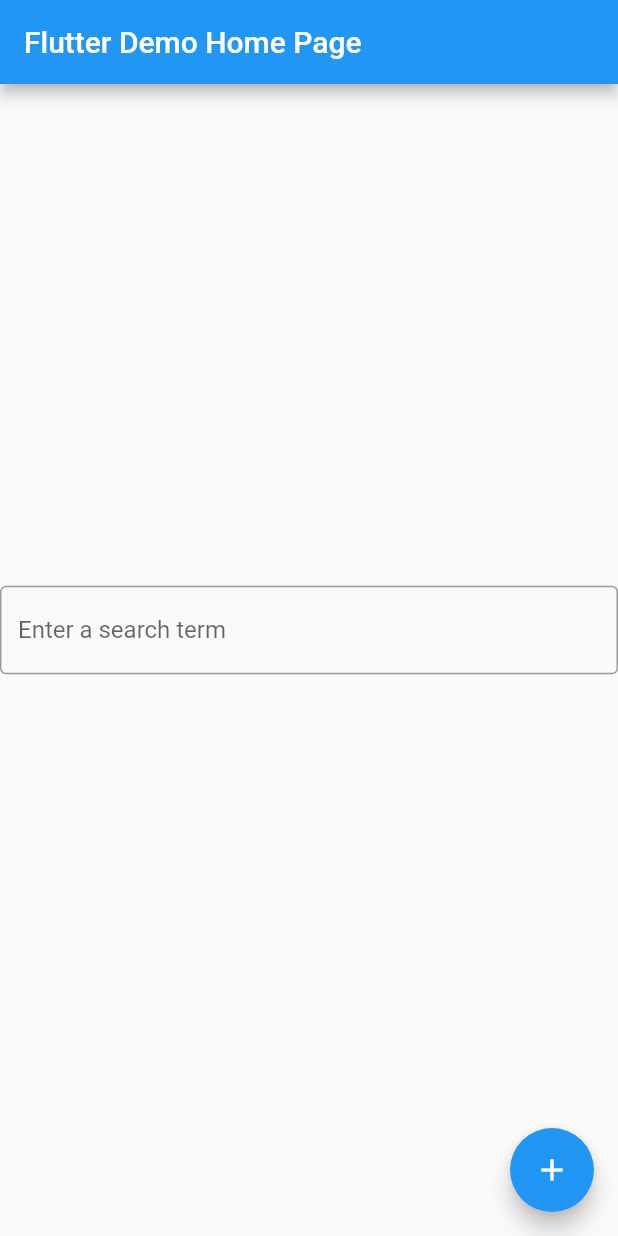
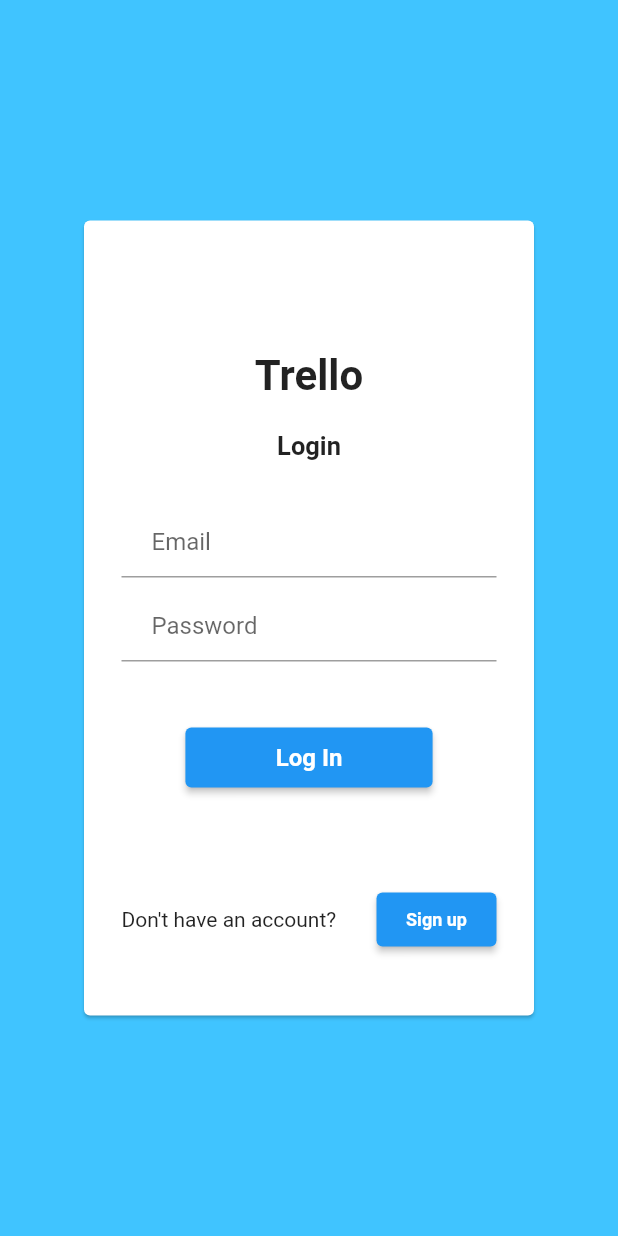
Before and after one commit to Trello-Foxtrot/Trello, a Flutter app: the screen it shows after launch, on a phone screen of 412 x 824 dp. Run offline on Flutter 3.47's test engine with Material 2 defaults, Android fonts, the phone set to English and light mode, and no system bars; Roboto replaces fonts that are missing (HelveticaNeue).

Commit message:
SignUp and Login Pages

```diff
--- a/lib/main.dart
+++ b/lib/main.dart
@@ -1,128 +1,23 @@
+import 'package:flutter/cupertino.dart';
 import 'package:flutter/material.dart';
-import 'package:http/http.dart' as http;
+import 'package:trello/screens/home_screen.dart';
+import 'package:trello/screens/login.dart';
 
-void main() {
-  runApp(const MyApp());
-}
+void main() => runApp(MyApp());
 
 class MyApp extends StatelessWidget {
-  const MyApp({Key? key}) : super(key: key);
-
-  // This widget is the root of your application.
   @override
   Widget build(BuildContext context) {
+    Map<String, WidgetBuilder> routes = {
+      '/': (BuildContext context) => Login(),
+      '/home': (BuildContext context) => HomeScreen(),
+    };
     return MaterialApp(
-      title: 'Flutter Demo',
-      theme: ThemeData(
-        // This is the theme of your application.
-        //
-        // Try running your application with "flutter run". You'll see the
-        // application has a blue toolbar. Then, without quitting the app, try
-        // changing the primarySwatch below to Colors.green and then invoke
-        // "hot reload" (press "r" in the console where you ran "flutter run",
-        // or simply save your changes to "hot reload" in a Flutter IDE).
-        // Notice that the counter didn't reset back to zero; the application
-        // is not restarted.
-        primarySwatch: Colors.blue,
-      ),
-      home: const MyHomePage(title: 'Flutter Demo Home Page'),
+      initialRoute: '/',
+      routes: routes,
+      theme: ThemeData(fontFamily: 'HelveticaNeue'),
+      debugShowCheckedModeBanner: false,
+      title: 'Trello',
     );
   }
 }
-
-class MyHomePage extends StatefulWidget {
-  const MyHomePage({Key? key, required this.title}) : super(key: key);
-
-  // This widget is the home page of your application. It is stateful, meaning
-  // that it has a State object (defined below) that contains fields that affect
-  // how it looks.
-
-  // This class is the configuration for the state. It holds the values (in this
-  // case the title) provided by the parent (in this case the App widget) and
-  // used by the build method of the State. Fields in a Widget subclass are
-  // always marked "final".
-
-  final String title;
-
-  @override
-  State<MyHomePage> createState() => _MyHomePageState();
-}
-
-class _MyHomePageState extends State<MyHomePage> {
-  String resp = "";
-  String send = "";
-
-  void _sendMsg() async {
-    final res = await http.get(
-      Uri.parse('http://127.0.0.1:8000/' + send),
-    );
-    setState(() {
-      resp=res.body;
-    });
-
-
-      // This call to setState tells the Flutter framework that something has
-      // changed in this State, which causes it to rerun the build method below
-      // so that the display can reflect the updated values. If we changed
-      // _counter without calling setState(), then the build method would not be
-      // called again, and so nothing would appear to happen.
-  }
-
-  @override
-  Widget build(BuildContext context) {
-    // This method is rerun every time setState is called, for instance as done
-    // by the _incrementCounter method above.
-    //
-    // The Flutter framework has been optimized to make rerunning build methods
-    // fast, so that you can just rebuild anything that needs updating rather
-    // than having to individually change instances of widgets.
-    return Scaffold(
-      appBar: AppBar(
-        // Here we take the value from the MyHomePage object that was created by
-        // the App.build method, and use it to set our appbar title.
-        title: Text(widget.title),
-      ),
-      body: Center(
-        // Center is a layout widget. It takes a single child and positions it
-        // in the middle of the parent.
-        child: Column(
-          // Column is also a layout widget. It takes a list of children and
-          // arranges them vertically. By default, it sizes itself to fit its
-          // children horizontally, and tries to be as tall as its parent.
-          //
-          // Invoke "debug painting" (press "p" in the console, choose the
-          // "Toggle Debug Paint" action from the Flutter Inspector in Android
-          // Studio, or the "Toggle Debug Paint" command in Visual Studio Code)
-          // to see the wireframe for each widget.
-          //
-          // Column has various properties to control how it sizes itself and
-          // how it positions its children. Here we use mainAxisAlignment to
-          // center the children vertically; the main axis here is the vertical
-          // axis because Columns are vertical (the cross axis would be
-          // horizontal).
-          mainAxisAlignment: MainAxisAlignment.center,
-          children: <Widget>[
-              TextField(
-              onChanged: (value) {
-                send=value;
-      },
-              decoration: InputDecoration(
-                  border: OutlineInputBorder(),
-              hintText: 'Enter a search term',
-                ),
-              ),
-            Text(
-              resp,
-              style: Theme.of(context).textTheme.headline4,
-            ),
-          ],
-        ),
-      ),
-      floatingActionButton: FloatingActionButton(
-        onPressed: _sendMsg,
-        tooltip: 'send',
-        child: const Icon(Icons.add),
-      ), // This trailing comma makes auto-formatting nicer for build methods.
-    );
-  }
-}
--- /dev/null
+++ b/lib/screens/login.dart
@@ -0,0 +1,166 @@
+import 'package:flutter/cupertino.dart';
+import 'package:flutter/material.dart';
+import 'package:trello/screens/sign_up.dart';
+
+import 'home_screen.dart';
+
+class Login extends StatefulWidget {
+  // Login({ required Key key,  required this.title}) : super(key: key);
+  // final String title;
+  @override
+  _LoginState createState() => _LoginState();
+}
+
+class _LoginState extends State<Login> {
+  @override
+  void initState() {
+    super.initState();
+  }
+
+  @override
+  Widget build(BuildContext context) {
+    final email = TextFormField(
+      keyboardType: TextInputType.emailAddress,
+      autofocus: false,
+      decoration: const InputDecoration(
+        hintText: 'Email',
+        contentPadding: EdgeInsets.fromLTRB(20.0, 10.0, 20.0, 10.0),
+      ),
+    );
+
+    final password = TextFormField(
+      autofocus: false,
+      initialValue: '',
+      obscureText: true,
+      decoration: const InputDecoration(
+        hintText: 'Password',
+        contentPadding: EdgeInsets.fromLTRB(20.0, 10.0, 20.0, 10.0),
+      ),
+    );
+
+    final loginButton = Container(
+      constraints: BoxConstraints(minWidth: 150, maxWidth: 200, minHeight: 40),
+      width: MediaQuery.of(context).size.width / 2.5,
+      child: ElevatedButton(
+        onPressed: () {
+          Navigator.push(
+            context,
+            MaterialPageRoute(builder: (context) => HomeScreen()),
+          );
+        },
+        // padding: EdgeInsets.all(12),
+        // color: Colors.blue,
+        child: const Text('Log In',
+            style: TextStyle(
+                fontSize: 16,
+                color: Colors.white,
+                fontWeight: FontWeight.bold)),
+      ),
+    );
+
+    final sighupButton = Container(
+      constraints: const BoxConstraints(minWidth: 50, maxWidth: 80),
+      width: MediaQuery.of(context).size.width / 2.5,
+      child: ElevatedButton(
+        onPressed: () {
+          Navigator.push(
+            context,
+            MaterialPageRoute(builder: (context) => SignUp()),
+          );
+        },
+        // padding: EdgeInsets.all(12),
+        // color: Colors.blue,
+        child: const Align(
+          alignment: Alignment.center,
+          child: Text('Sign up',
+              style: TextStyle(
+                  fontSize: 12,
+                  color: Colors.white,
+                  fontWeight: FontWeight.bold)),
+        ),
+      ),
+    );
+
+    return Scaffold(
+      backgroundColor: Colors.white,
+      body: Stack(
+        children: <Widget>[
+          Container(
+            height: MediaQuery.of(context).size.height,
+            width: MediaQuery.of(context).size.width,
+            color: Colors.lightBlueAccent,
+          ),
+          // Column(
+          //   children: <Widget>[
+          //     Container(
+          //       height: MediaQuery.of(context).size.height / 2,
+          //       width: MediaQuery.of(context).size.width,
+          //       color: Colors.white,
+          //     ),
+          //     Container(
+          //       height: MediaQuery.of(context).size.height / 2,
+          //       width: MediaQuery.of(context).size.width,
+          //       color: Colors.blue,
+          //     ),
+          //   ],
+          // ),
+          Center(
+            child: Card(
+              elevation: 1.0,
+              child: Container(
+                constraints: const BoxConstraints(
+                    minWidth: 300,
+                    maxWidth: 400,
+                    minHeight: 520,
+                    maxHeight: 530),
+                padding: const EdgeInsets.all(25),
+                width: MediaQuery.of(context).size.width / 2.5,
+                height: MediaQuery.of(context).size.height / 1.5,
+                child: Column(
+                  children: <Widget>[
+                    const SizedBox(height: 62.0),
+                    const Center(
+                        child: Text(
+                      "Trello",
+                      style: TextStyle(
+                        fontSize: 28,
+                        fontWeight: FontWeight.bold,
+                      ),
+                    )),
+                    const SizedBox(height: 20.0),
+                    const Center(
+                        child: Text(
+                      "Login",
+                      style: TextStyle(
+                        fontSize: 17,
+                        fontWeight: FontWeight.bold,
+                      ),
+                    )),
+                    const SizedBox(height: 30.0),
+                    email,
+                    const SizedBox(height: 8.0),
+                    password,
+                    const SizedBox(height: 40.0),
+                    loginButton,
+                    const SizedBox(height: 60.0),
+                    Row(
+                      mainAxisAlignment: MainAxisAlignment.spaceBetween,
+                      children: <Widget>[
+                        Row(
+                          children: const <Widget>[
+                            Text("Don't have an account?")
+                          ],
+                        ),
+                        sighupButton,
+                      ],
+                    ),
+                  ],
+                ),
+              ),
+            ),
+          ),
+        ],
+      ),
+    );
+  }
+}
```
Also changed, not shown: lib/screens/sign_up.dart (added, +152 -0 lines), pubspec.lock.
